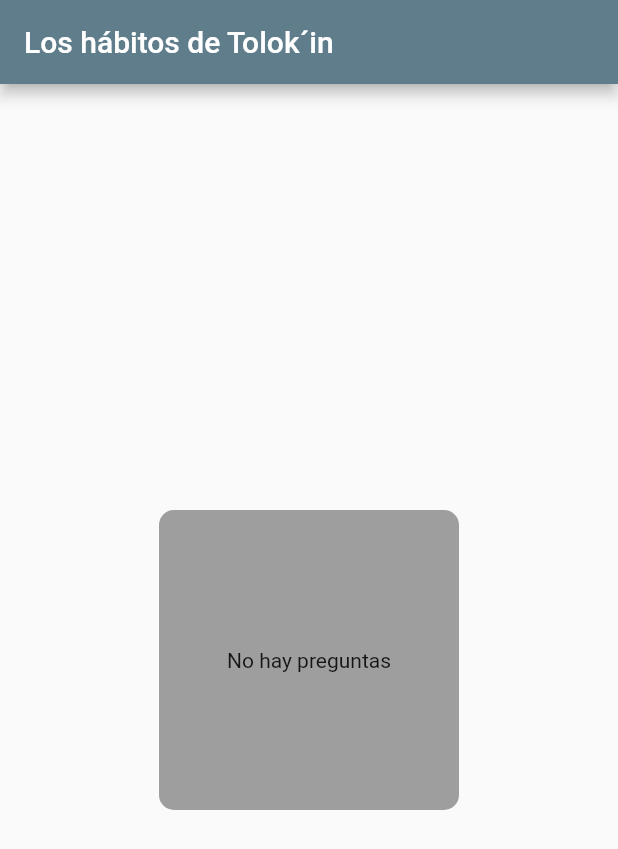
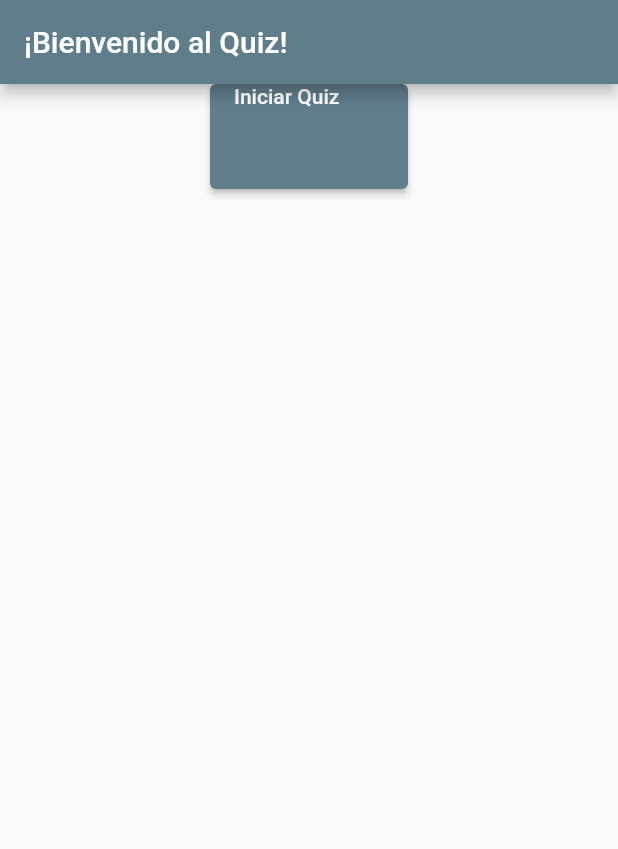
Before and after one commit to Endorsmoch/DiabeticsAwareness2.0, a Flutter app: the QuizPage screen opened directly, on a phone screen of 412 x 824 dp. Shown: the top 849 px of the screen. Run offline on Flutter 3.47's test engine with Material 2 defaults, Android fonts, the phone set to English and light mode, and no system bars; our stand-ins replace firebase_auth, firebase_core, google_sign_in; missing offline and left inert: dart:ffi, flutter_facebook_auth; accounts and stored records are empty.

```diff
--- a/diabetic_app/lib/pages/quiz_page.dart
+++ b/diabetic_app/lib/pages/quiz_page.dart
@@ -28,34 +28,54 @@ class QuizPage extends StatefulWidget {
 
 class _QuizPageState extends State<QuizPage> {
   QuizController quizController = QuizController();
-  List<QuizQuestion> questions  = [];
+  List<QuizQuestion> questions = [];
+  bool gameStarted = false;
 
   int showedQuestions = 0;
 
   @override
   void initState(){
     super.initState();
+  }
+
+  //Se esperará a que se carguen las preguntas antes de cargar el arreglo con los Widgets.
+  /*Future<List<QuizQuestion>> loadQuestionsFromJSON() async {
+    quizController.readJSONFromFile(1);
+    return quizController.generateOptionWidgets(3);
+  }*/
+
+  void startQuiz(){
     quizController.readJSONFromFile(1);
     questions = quizController.generateOptionWidgets(3);
+    gameStarted = true;
   }
 
   @override
-  Widget build(BuildContext context){
+  Widget build(BuildContext context) {
     return Scaffold(
       appBar: AppBar(
-        title: const Text('Los hábitos de Tolok´in'),
+        title: const Text('¡Bienvenido al Quiz!'),
       ),
-      body: Center(
-        child: Container(
-          width: 200,
-          height: 200,
-          alignment: Alignment.center,
-          decoration: BoxDecoration(
-            borderRadius: BorderRadius.circular(10),
-            color: Colors.grey
+      body: Column(
+        children: [
+          gameStarted ? Container(
+            decoration: BoxDecoration(
+              color: Colors.lightGreenAccent,
+              borderRadius: BorderRadius.circular(10),
+            ),
+            child: Text('Juego Iniciado'),
+          ) : Container(
+            alignment: Alignment.topCenter,
+            child: ElevatedButton(
+              onPressed: startQuiz,
+              child: SizedBox(
+                width: 100,
+                height: 70,
+                child: Text('Iniciar Quiz'),
+              ),
+            ),
           ),
-          child: Text(questions.isNotEmpty ? questions[0].question : 'No hay preguntas'),
-        ),
+        ],
       ),
     );
   }
--- a/diabetic_app/pubspec.yaml
+++ b/diabetic_app/pubspec.yaml
@@ -80,6 +80,8 @@ flutter:
   # "family" key with the font family name, and a "fonts" key with a
   # list giving the asset and other descriptors for the font. For
   # example:
+  assets:
+    - assets/question_files/
   # fonts:
   #   - family: Schyler
   #     fonts:
```
Also changed, not shown: diabetic_app/assets/question_files/Preguntas_1.txt (added, +46 -0 lines), diabetic_app/assets/question_files/Preguntas_2.txt (added, +39 -0 lines), diabetic_app/lib/controllers/quiz_controller.dart (+6 -8 lines), diabetic_app/lib/my_classes/quiz_question.dart (+36 -0 lines), diabetic_app/lib/my_widgets/quiz_option_widget.dart (+41 -14 lines).
